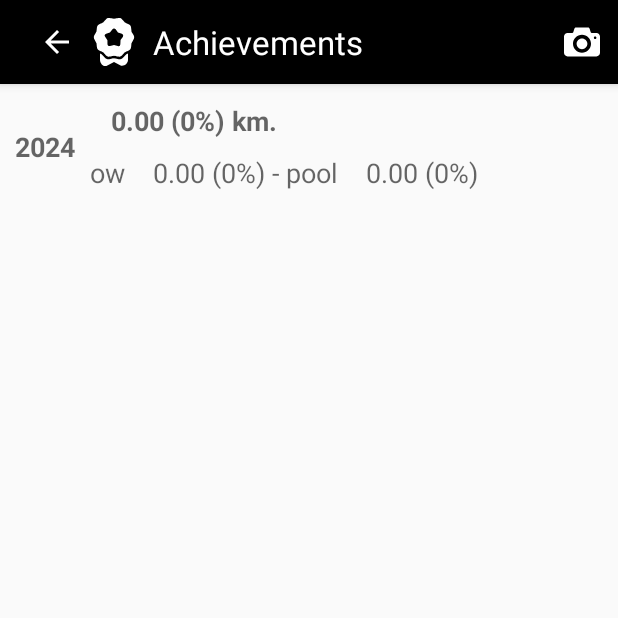
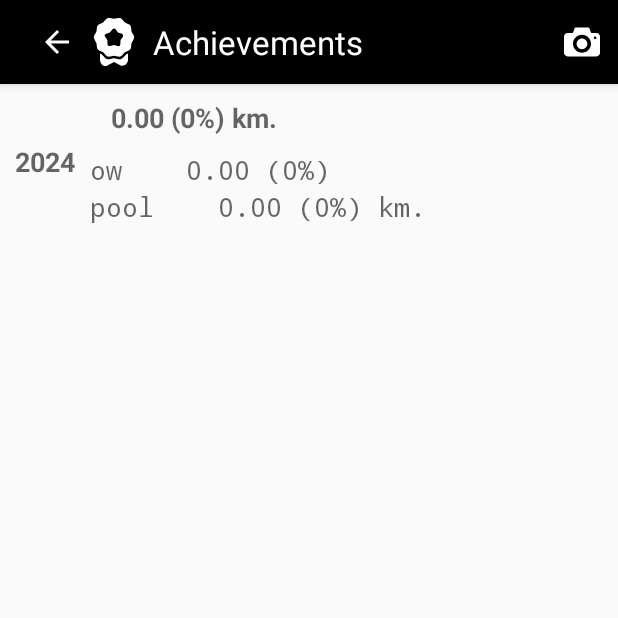
Before and after one commit to Baltasarq/nadamillas, an Android app: the screen it shows after launch (AchievementsActivity), in the options menu, after a tap on "Achievements", on a phone screen of 412 x 824 dp, the top half of it. Run offline under Robolectric (Android 15) with nearby library versions, the phone set to English and light mode, and no system bars.

Commit message:
Fixes a few minor bugs
- Achievements should never put the SVG if the target hasn't been reached.
- Better arrangement for each line of achievements.
- The Edit Year Info activity now displays the year being edited and its basic info.

```diff
--- a/app/build.gradle
+++ b/app/build.gradle
@@ -6,11 +6,11 @@ android {
         applicationId "com.devbaltasarq.nadamillas"
         minSdk 21
         targetSdk 34
-        versionCode 31
-        versionName '1.3.1'
+        versionCode 32
+        versionName '1.3.2'
         testInstrumentationRunner 'androidx.test.runner.AndroidJUnitRunner'
         vectorDrawables.useSupportLibrary = true
-        versionNameSuffix '.20240113'
+        versionNameSuffix '.20240114'
     }
     buildTypes {
         release {
--- a/app/src/main/java/com/devbaltasarq/nadamillas/core/AppInfo.java
+++ b/app/src/main/java/com/devbaltasarq/nadamillas/core/AppInfo.java
@@ -7,8 +7,8 @@ package com.devbaltasarq.nadamillas.core;
 public class AppInfo {
     public static final String AUTHOR = "dev::baltasarq";
     public static final String EMAIL = "baltasarq@gmail.com";
-    public static final String VERSION = "1.3.1";
-    public static final String SERIAL = "20240113";
+    public static final String VERSION = "1.3.2";
+    public static final String SERIAL = "20240114";
     public static final String LICENSE = "MIT license";
     public static final String COPYRIGHT = "(c) 2019-2024";
 
--- a/app/src/main/java/com/devbaltasarq/nadamillas/ui/MainActivity.java
+++ b/app/src/main/java/com/devbaltasarq/nadamillas/ui/MainActivity.java
@@ -248,9 +248,7 @@ public class MainActivity extends BaseActivity
             final int TARGET = INFO.getTarget( YearInfo.SwimKind.TOTAL );
             final int PROGRESS = (int) INFO.getProgress( YearInfo.SwimKind.TOTAL );
             final int PROJECTED = (int) INFO.calcProjection( TOTAL );
-            final int PROJECTED_PERCENTAGE = TARGET < 1 ?
-                                                1
-                                                : (int) INFO.calcProgress( PROJECTED, TARGET );
+            final int PROJECTED_PERCENTAGE = (int) INFO.calcProgress( PROJECTED, TARGET );
             final Thread SHOW_PROGRESS_THREAD = new Thread() {
                 @Override
                 public void run()
@@ -313,9 +311,7 @@ public class MainActivity extends BaseActivity
             final int TARGET = INFO.getTarget( YearInfo.SwimKind.OWS );
             final int PROGRESS = (int) INFO.getProgress( YearInfo.SwimKind.OWS );
             final int PROJECTED = (int) INFO.calcProjection( TOTAL );
-            final int PROJECTED_PERCENTAGE = TARGET < 1 ?
-                                                1
-                                                : (int) INFO.calcProgress( PROJECTED, TARGET );
+            final int PROJECTED_PERCENTAGE = (int) INFO.calcProgress( PROJECTED, TARGET );
 
             totalOpenWaters = DISTANCE_UTILS.toString( TOTAL );
             projection = DISTANCE_UTILS.toString( PROJECTED );
@@ -354,9 +350,7 @@ public class MainActivity extends BaseActivity
             final int TARGET = INFO.getTarget( YearInfo.SwimKind.POOL );
             final int PROGRESS = (int) INFO.getProgress( YearInfo.SwimKind.POOL );
             final int PROJECTED = (int) INFO.calcProjection( TOTAL );
-            final int PROJECTED_PERCENTAGE = TARGET < 1 ?
-                                                1
-                                                : (int) INFO.calcProgress( PROJECTED, TARGET );
+            final int PROJECTED_PERCENTAGE = (int) INFO.calcProgress( PROJECTED, TARGET );
 
             totalPool = DISTANCE_UTILS.toString( TOTAL );
             projection = DISTANCE_UTILS.toString( PROJECTED );
--- a/app/src/main/java/com/devbaltasarq/nadamillas/ui/adapters/YearInfoCursorAdapter.java
+++ b/app/src/main/java/com/devbaltasarq/nadamillas/ui/adapters/YearInfoCursorAdapter.java
@@ -58,7 +58,8 @@ public class YearInfoCursorAdapter extends CursorAdapter {
         final Locale LOCALE = Locale.getDefault();
         final DistanceUtils DISTANCE_UTILS = settings.getDistanceUtils();
         final TextView LBL_MAIN_DATA = view.findViewById( R.id.lblMainProgress );
-        final TextView LBL_AUX_DATA = view.findViewById( R.id.lblSecondaryProgress );
+        final TextView LBL_OWS_DATA = view.findViewById( R.id.lblProgressOWS );
+        final TextView LBL_POOL_DATA = view.findViewById( R.id.lblProgressPool );
         final TextView LBL_YEAR = view.findViewById( R.id.lblYear );
         final ImageView IV_ACHIEVEMENT = view.findViewById( R.id.ivAchievement );
         final String STR_UNITS = settings.getDistanceUnits().toString();
@@ -70,12 +71,13 @@ public class YearInfoCursorAdapter extends CursorAdapter {
                 DISTANCE_UTILS.toString( yearInfo.getDistance( YearInfo.SwimKind.TOTAL ) ),
                 PROGRESS,
                 STR_UNITS );
-        final String STR_AUX_DATA = String.format( LOCALE,
-                                    "%s %s (%d%%) - "
-                                    + "%s %s (%d%%)",
+        final String STR_OWS_DATA = String.format( LOCALE,
+                                    "%s %s (%d%%)",
                                     STR_OWS,
                                     DISTANCE_UTILS.toString( yearInfo.getDistance( YearInfo.SwimKind.OWS ) ),
-                                    (int) yearInfo.getProgress( YearInfo.SwimKind.OWS ),
+                                    (int) yearInfo.getProgress( YearInfo.SwimKind.OWS ) );
+        final String STR_POOL_DATA = String.format( LOCALE,
+                                    "%s %s (%d%%) %s.",
                                     STR_POOL,
                                     DISTANCE_UTILS.toString( yearInfo.getDistance( YearInfo.SwimKind.POOL ) ),
                                     (int) yearInfo.getProgress( YearInfo.SwimKind.POOL ),
@@ -83,9 +85,11 @@ public class YearInfoCursorAdapter extends CursorAdapter {
 
         LBL_YEAR.setText( Integer.toString( yearInfo.getYear() ) );
         LBL_MAIN_DATA.setText( STR_MAIN_DATA );
-        LBL_AUX_DATA.setText( STR_AUX_DATA );
+        LBL_OWS_DATA.setText( STR_OWS_DATA );
+        LBL_POOL_DATA.setText( STR_POOL_DATA );
 
         // Achievement image
+        IV_ACHIEVEMENT.setImageDrawable( null );
         if ( PROGRESS >= 100 ) {
             IV_ACHIEVEMENT.setImageDrawable(
                     AppCompatResources.getDrawable(
--- a/app/src/main/res/layout/listview_year_info_entry.xml
+++ b/app/src/main/res/layout/listview_year_info_entry.xml
@@ -37,7 +37,17 @@
             android:textAppearance="@style/TextAppearance.AppCompat.Medium" />
 
         <TextView
-            android:id="@+id/lblSecondaryProgress"
+            android:id="@+id/lblProgressOWS"
+            android:fontFamily="monospace"
+            android:layout_width="wrap_content"
+            android:layout_height="wrap_content"
+            android:gravity="center"
+            android:text="1000 km. (105%)"
+            android:textAppearance="@style/TextAppearance.AppCompat.Medium" />
+
+        <TextView
+            android:id="@+id/lblProgressPool"
+            android:fontFamily="monospace"
             android:layout_width="wrap_content"
             android:layout_height="wrap_content"
             android:gravity="center"
```
Also changed, not shown: app/src/main/java/com/devbaltasarq/nadamillas/ui/EditYearInfoActivity.java (+12 -0 lines), app/src/main/res/layout/activity_edit_year_info.xml (+18 -0 lines).
